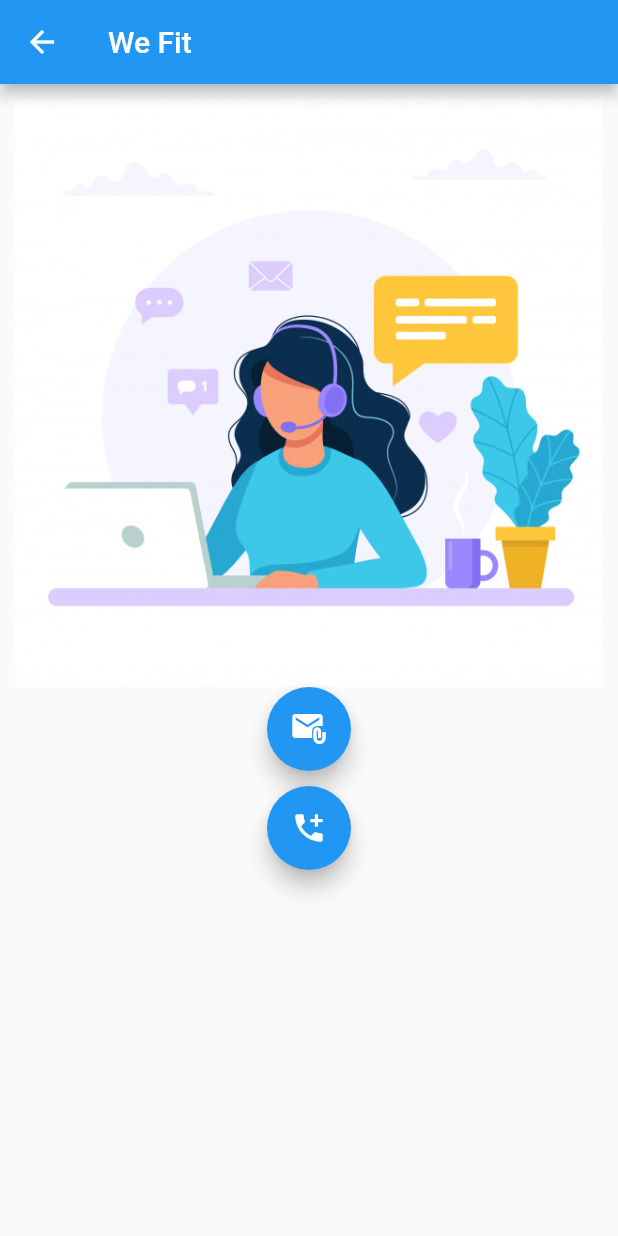
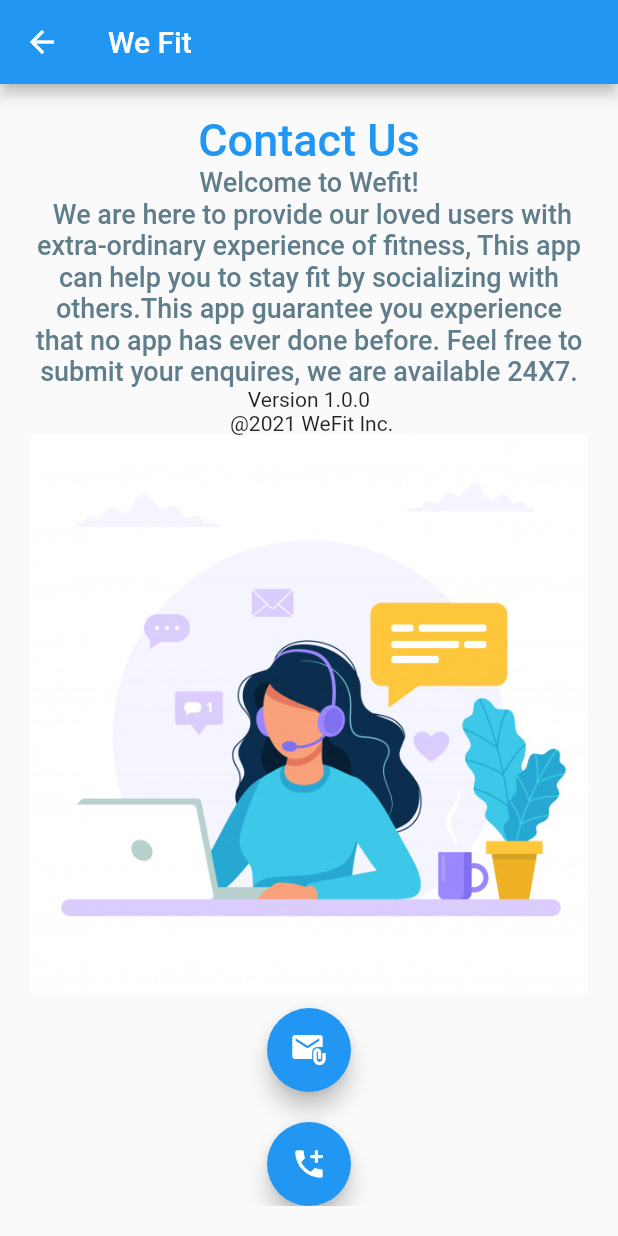
Before and after one commit to RoopMM/WeFit, a Flutter app: the About screen opened directly, after a tap on the "attach email" icon, on a phone screen of 412 x 824 dp. Run offline on Flutter 3.47's test engine with Material 2 defaults, Android fonts, the phone set to English and light mode, and no system bars; our stand-ins replace cloud_firestore, firebase_auth, firebase_core; accounts and stored records are empty.

Commit message:
About page and text formatting done

```diff
--- a/lib/About.dart
+++ b/lib/About.dart
@@ -22,34 +22,19 @@
   @override
   Widget build(BuildContext context) {
     return Scaffold(
-        appBar: AppBar(
-        title: Text('We Fit'),
-    ),
-        body: Padding(
-        padding: EdgeInsets.all(10),
-    child: ListView(
-    children: <Widget>[
-    Container(
-      child: Image(image: AssetImage("images/about.jpeg"),),
-    ),
-      FloatingActionButton(
-        child:Icon(Icons.attach_email),
-        onPressed: () {
-          customLaunch(
-              'mailto:your@email.com?subject=test%20subject&body=test%20body');
-        },
-      ),
-      Container(
-        padding: EdgeInsets.all(10),
-        child:
-    FloatingActionButton(
-        child: Icon(Icons.add_ic_call),
-        onPressed: () {
-          customLaunch('tel:+437 568 5232');
-        },),
-      )
-    ]
-    )
+              appBar: AppBar(
+                  title: Text('We Fit'),),
+        body: Padding(padding: EdgeInsets.all(20),
+              child: ListView(children: <Widget>[Text('Contact Us', style: TextStyle(color: Colors.blue, fontWeight: FontWeight.w500, fontSize: 30),textAlign: TextAlign.center,),
+                Text('Welcome to Wefit!\n We are here to provide our loved users with extra-ordinary experience of fitness, This app can help you to stay fit by socializing with others.'
+                    'This app guarantee you experience that no app has ever done before. Feel free to submit your enquires, we are available 24X7.',textAlign: TextAlign.center,style: TextStyle(color: Colors.blueGrey, fontWeight: FontWeight.w500, fontSize: 18)),
+                    Text('Version 1.0.0 \n @2021 WeFit Inc.', textAlign: TextAlign.center),
+                  Image(image: AssetImage("images/about.jpeg"),),
+                    Padding(padding: EdgeInsets.all(10), child: FloatingActionButton(child:Icon(Icons.attach_email), onPressed: () {customLaunch('mailto:enquiry@wefit.ca?subject=test%20subject&body=test%20body');},),),
+                      Padding(padding: EdgeInsets.all(10), child: FloatingActionButton(child: Icon(Icons.add_ic_call), onPressed: () {customLaunch('tel:+437 568 5232');},),)
+
+    ],
+              ),
     )
     );}
 }
```
Also changed, not shown: lib/Event.dart (+23 -14 lines), lib/LoginPage.dart (+3 -14 lines), lib/listviews/EventListView.dart (+6 -3 lines).
